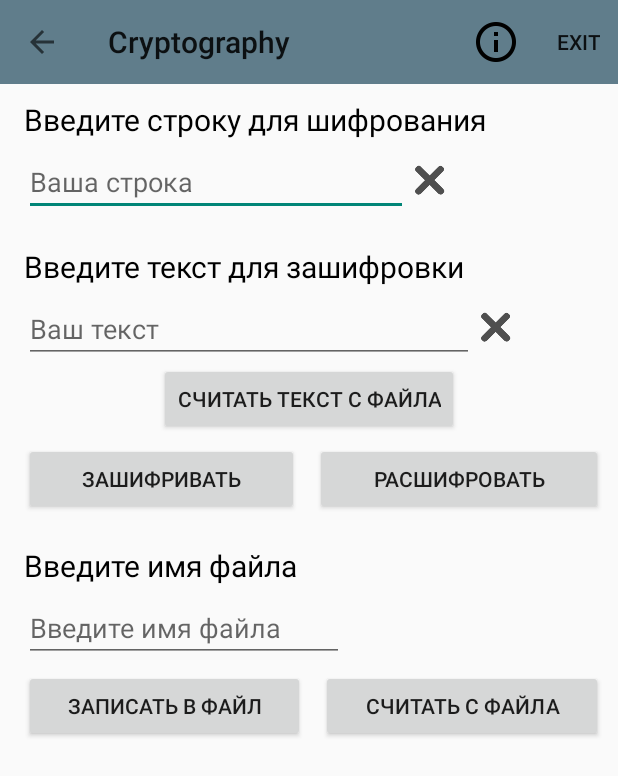
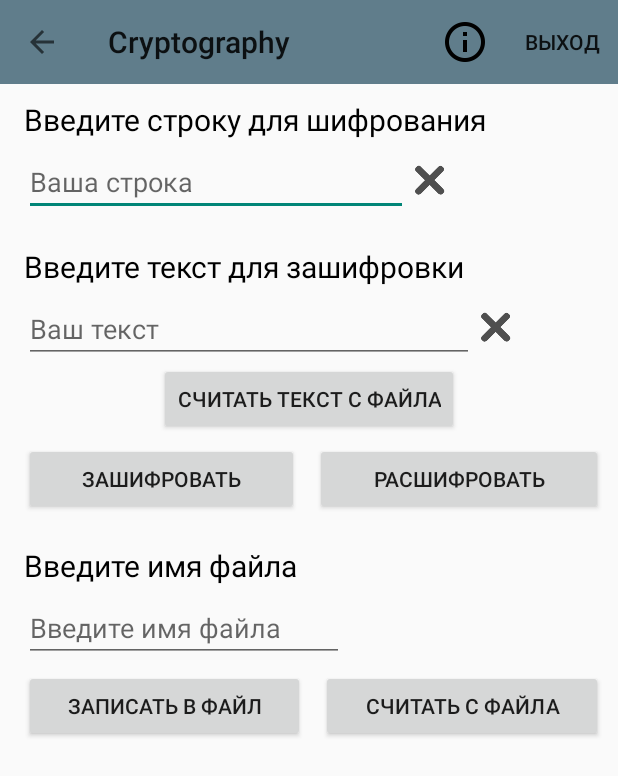
Before and after one commit to AGuminskyi/Cryptography, an Android app: the StirlFragment screen opened directly, with no data from a screen before it, after a tap on "СЧИТАТЬ ТЕКСТ С ФАЙЛА", on a phone screen of 412 x 824 dp. Shown: the top 776 px of the screen. Run offline under Robolectric (Android 15) with nearby library versions, the phone set to English and light mode, and no system bars; libraries missing offline, so code that uses them is left out: ir.sohreco.androidfilechooser; 2 statements that could not run were skipped.

```diff
--- /dev/null
+++ b/app/src/main/java/com/android/huminskiy1325/creptography1/Fragments/SingleAbstractFragment.java
@@ -0,0 +1,66 @@
+package com.android.huminskiy1325.creptography1.Fragments;
+
+import android.app.Activity;
+
+import android.support.v4.app.Fragment;
+import android.widget.EditText;
+import android.widget.Toast;
+
+import com.android.huminskiy1325.creptography1.Data.Data;
+
+import java.io.BufferedReader;
+import java.io.File;
+import java.io.FileInputStream;
+import java.io.IOException;
+import java.io.InputStreamReader;
+
+import ir.sohreco.androidfilechooser.ExternalStorageNotAvailableException;
+import ir.sohreco.androidfilechooser.FileChooserDialog;
+
+/**
+ * Created by cubru on 21.06.2017.
+ */
+
+public class SingleAbstractFragment extends Fragment {
+
+    protected void saveData(EditText mFileNameInput, EditText mEditText) {
+        String mFileName = mFileNameInput.getText().toString();
+        Data data = new Data(mFileName);
+        data.setmFileData(mEditText.getText().toString());
+        data.saveData(getActivity());
+        Toast.makeText(getActivity(), "Data saved", Toast.LENGTH_SHORT).show();
+    }
+
+    protected void loadData(final EditText mKey, final EditText mEditText) {
+        FileChooserDialog.Builder builder = new FileChooserDialog.Builder(FileChooserDialog.ChooserType.FILE_CHOOSER, new FileChooserDialog.ChooserListener() {
+            @Override
+            public void onSelect(String path) {
+
+                File file = new File(path);
+                String fileName = file.getName();
+
+                BufferedReader reader = null;
+                try {
+                    reader = new BufferedReader(new InputStreamReader(new FileInputStream(file)));
+                    StringBuilder txtStringBuilder = new StringBuilder();
+                    String line = null;
+
+                    while ((line = reader.readLine()) != null)
+                        txtStringBuilder.append(line);
+
+                    reader.close();
+                    fileName = fileName.substring(0, fileName.indexOf("."));
+                    mKey.setText(txtStringBuilder.toString());
+                } catch (IOException e) {
+                    e.printStackTrace();
+                }
+            }
+        });
+
+        try {
+            builder.build().show(getActivity().getSupportFragmentManager(), null);
+        } catch (ExternalStorageNotAvailableException e) {
+            e.printStackTrace();
+        }
+    }
+}
--- a/app/src/main/java/com/android/huminskiy1325/creptography1/Fragments/StirlFragment.java
+++ b/app/src/main/java/com/android/huminskiy1325/creptography1/Fragments/StirlFragment.java
@@ -2,7 +2,6 @@ package com.android.huminskiy1325.creptography1.Fragments;
 
 import android.os.Bundle;
 import android.support.annotation.Nullable;
-import android.support.v4.app.Fragment;
 import android.view.LayoutInflater;
 import android.view.View;
 import android.view.ViewGroup;
@@ -11,25 +10,14 @@ import android.widget.EditText;
 import android.widget.ImageButton;
 import android.widget.Toast;
 
-import com.android.huminskiy1325.creptography1.Cryptography.Cryptography;
 import com.android.huminskiy1325.creptography1.Cryptography.CryptographyStirl;
-import com.android.huminskiy1325.creptography1.Data.Data;
 import com.android.huminskiy1325.creptography1.R;
-
-import java.io.BufferedReader;
-import java.io.File;
-import java.io.FileInputStream;
-import java.io.IOException;
-import java.io.InputStreamReader;
-
-import ir.sohreco.androidfilechooser.ExternalStorageNotAvailableException;
-import ir.sohreco.androidfilechooser.FileChooserDialog;
 
 /**
  * Created by cubru on 18.05.2017.
  */
 
-public class StirlFragment extends Fragment {
+public class StirlFragment extends SingleAbstractFragment {
     private CryptographyStirl cryptography;
 
     private EditText mEditText;
@@ -51,7 +39,7 @@ public class StirlFragment extends Fragment {
         readTxtFromFile.setOnClickListener(new View.OnClickListener() {
             @Override
             public void onClick(View v) {
-                loadData(true);
+                loadData(mKey, mEditText);
             }
         });
 
@@ -109,7 +97,7 @@ public class StirlFragment extends Fragment {
         mWriteToFileButton.setOnClickListener(new View.OnClickListener() {
             @Override
             public void onClick(View view) {
-                saveData();
+                saveData(mFileNameInput, mEditText);
             }
         });
 
@@ -118,12 +106,22 @@ public class StirlFragment extends Fragment {
         mReadFromFileButton.setOnClickListener(new View.OnClickListener() {
             @Override
             public void onClick(View view) {
-                loadData(false);
+                loadData(mKey, mEditText);
             }
         });
 
 
         return view;
+    }
+
+    @Override
+    protected void loadData(EditText mKey, EditText mEditText) {
+        super.loadData(mKey, mEditText);
+    }
+
+    @Override
+    protected void saveData(EditText mFileNameInput, EditText mEditText) {
+        super.saveData(mFileNameInput, mEditText);
     }
 
     private String getFormatText() {
@@ -141,49 +139,5 @@ public class StirlFragment extends Fragment {
         return builder.toString();
     }
 
-    private void saveData() {
-        String mFileName = mFileNameInput.getText().toString();
-        Data data = new Data(mFileName);
-        data.setmFileData(mEditText.getText().toString());
-        data.saveData(getActivity());
-        Toast.makeText(getActivity(), "Data saved", Toast.LENGTH_SHORT).show();
-    }
 
-    public void loadData(boolean flag) {
-        FileChooserDialog.Builder builder = new FileChooserDialog.Builder(FileChooserDialog.ChooserType.FILE_CHOOSER, new FileChooserDialog.ChooserListener() {
-            @Override
-            public void onSelect(String path) {
-
-                File file = new File(path);
-                String fileName = file.getName();
-
-                BufferedReader reader = null;
-                try {
-                    reader = new BufferedReader(new InputStreamReader(new FileInputStream(file)));
-                    StringBuilder txtStringBuilder = new StringBuilder();
-                    String line = null;
-
-                    while ((line = reader.readLine()) != null)
-                        txtStringBuilder.append(line);
-
-                    reader.close();
-                    fileName = fileName.substring(0, fileName.indexOf("."));
-                    if (true) {
-                        mKey.setText(txtStringBuilder.toString());
-                    } else {
-                        mEditText.setText(txtStringBuilder.toString());
-                        mFileNameInput.setText(fileName);
-                    }
-                } catch (IOException e) {
-                    e.printStackTrace();
-                }
-            }
-        });
-
-        try {
-            builder.build().show(getActivity().getSupportFragmentManager(), null);
-        } catch (ExternalStorageNotAvailableException e) {
-            e.printStackTrace();
-        }
-    }
 }
--- a/app/src/main/res/values/strings.xml
+++ b/app/src/main/res/values/strings.xml
@@ -8,7 +8,7 @@
     <string name="title_key_gamma">Введите Т- период гаммы</string>
     <string name="input_key">Ваш ключ</string>
     <string name="input_key_text">Ваш текст</string>
-    <string name="button_encrypt">Зашифривать</string>
+    <string name="button_encrypt">Зашифровать</string>
     <string name="button_discrypt">Расшифровать</string>
     <string name="button_write_to_file">Записать в файл</string>
     <string name="button_read_from_file">Считать с файла</string>
@@ -30,20 +30,12 @@
     <string name="choose_des_method">Выберите метод шифрования:</string>
     <string name="des_method">DES метод</string>
 
-    <string-array name="des_methods">
-        <item>ECB</item>
-        <item>CBC</item>
-        <item>CFB</item>
-        <item>OFB</item>
-        <item>CTR</item>
-    </string-array>
 
-    <string name="Exit">Exit</string>
-    <string name="About">About us</string>
+    <string name="Exit">Выход</string>
+    <string name="About">Про нас</string>
     <string name="Details_msg_rus">Это приложение было создано студентом КПИ в качестве
         лабораторной работы. Автор: Артём Гуминский</string>
     <string name="OK_button">Закрыть</string>
     <string name="tv_input_file_name">Введите имя файла</string>
 
-
 </resources>
```
